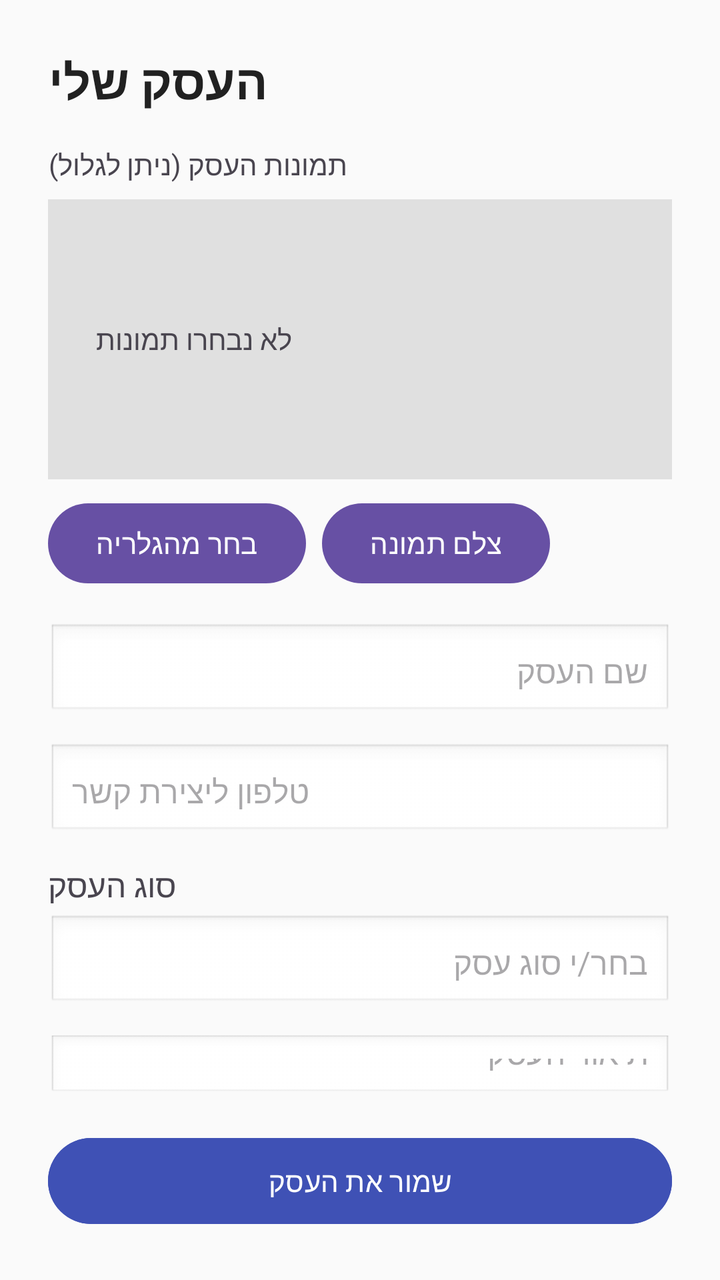
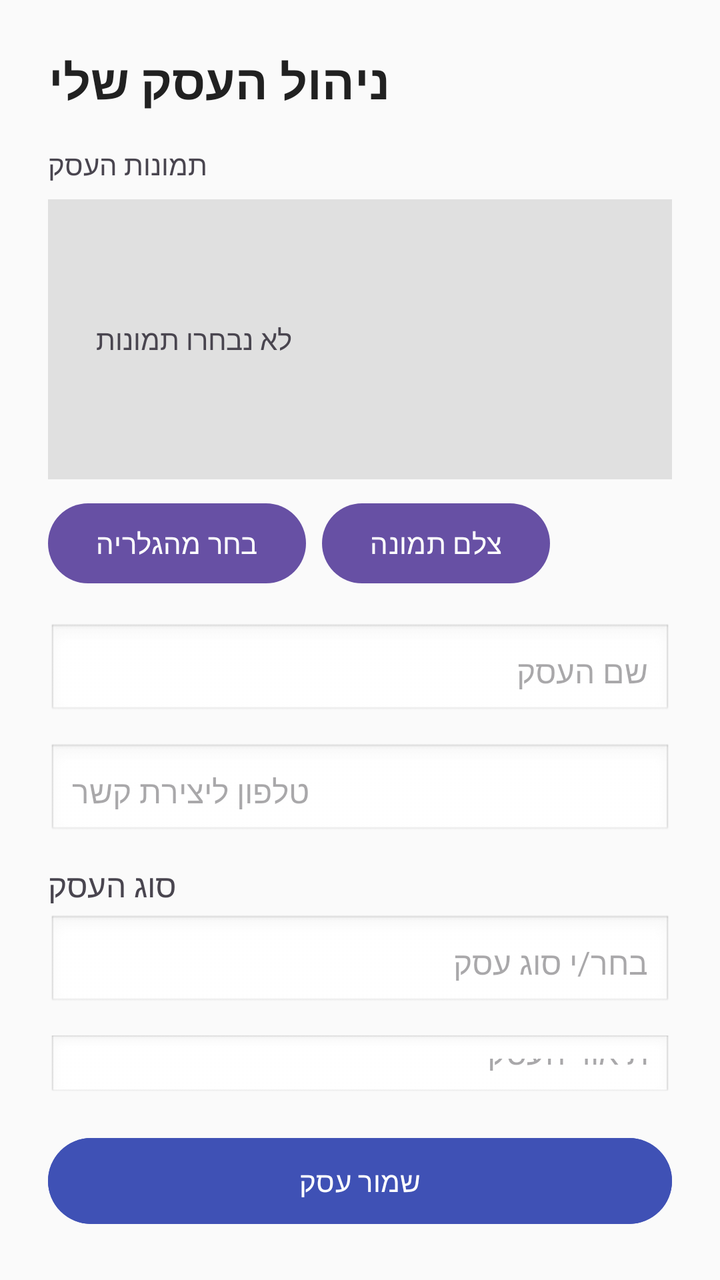

An Android layout rendered at two revisions. The XML below is the earlier revision; the diff shows what the commit changed to produce the second picture.
<!-- AndroidManifest.xml: application theme Theme.MyApplication -->
<!-- res/layout/activity_my_business_main.xml -->
<?xml version="1.0" encoding="utf-8"?>
<androidx.constraintlayout.widget.ConstraintLayout
    xmlns:android="http://schemas.android.com/apk/res/android"
    xmlns:app="http://schemas.android.com/apk/res-auto"
    xmlns:tools="http://schemas.android.com/tools"
    android:id="@+id/business_main_root"
    android:layout_width="match_parent"
    android:layout_height="match_parent"
    android:padding="24dp"
    android:background="#FAFAFA"
    tools:context=".MyBusinessMainActivity">

    <TextView
        android:id="@+id/tVTitle"
        android:layout_width="wrap_content"
        android:layout_height="wrap_content"
        android:text="העסק שלי"
        android:textSize="24sp"
        android:textStyle="bold"
        android:textColor="#212121"
        app:layout_constraintTop_toTopOf="parent"
        app:layout_constraintStart_toStartOf="parent" />

    <TextView
        android:id="@+id/tvPhotosLabel"
        android:layout_width="wrap_content"
        android:layout_height="wrap_content"
        android:text="תמונות העסק (ניתן לגלול)"
        android:textSize="14sp"
        android:layout_marginTop="16dp"
        app:layout_constraintTop_toBottomOf="@id/tVTitle"
        app:layout_constraintStart_toStartOf="parent"/>

    
    <HorizontalScrollView
        android:id="@+id/hsvImages"
        android:layout_width="0dp"
        android:layout_height="140dp"
        android:layout_marginTop="8dp"
        android:background="#E0E0E0"
        app:layout_constraintTop_toBottomOf="@id/tvPhotosLabel"
        app:layout_constraintStart_toStartOf="parent"
        app:layout_constraintEnd_toEndOf="parent">

        <LinearLayout
            android:id="@+id/previewContainer"
            android:layout_width="wrap_content"
            android:layout_height="match_parent"
            android:orientation="horizontal"
            android:gravity="center_vertical"
            android:padding="8dp">

            
            <TextView
                android:id="@+id/tvNoImages"
                android:layout_width="wrap_content"
                android:layout_height="wrap_content"
                android:text="לא נבחרו תמונות"
                android:layout_margin="16dp"/>

        </LinearLayout>
    </HorizontalScrollView>

    <Button
        android:id="@+id/btnChooseImage"
        android:layout_width="wrap_content"
        android:layout_height="wrap_content"
        android:text="בחר מהגלריה"
        android:layout_marginTop="8dp"
        app:layout_constraintTop_toBottomOf="@id/hsvImages"
        app:layout_constraintStart_toStartOf="parent" />

    <Button
        android:id="@+id/btnTakePhoto"
        android:layout_width="wrap_content"
        android:layout_height="wrap_content"
        android:layout_marginStart="8dp"
        android:layout_marginTop="8dp"
        android:text="צלם תמונה"
        app:layout_constraintStart_toEndOf="@+id/btnChooseImage"
        app:layout_constraintTop_toBottomOf="@+id/hsvImages" />

    <EditText
        android:id="@+id/eTBusinessName"
        android:layout_width="0dp"
        android:layout_height="wrap_content"
        android:layout_marginTop="16dp"
        android:hint="שם העסק"
        android:padding="12dp"
        android:background="@android:drawable/edit_text"
        android:textSize="16sp"
        app:layout_constraintTop_toBottomOf="@id/btnChooseImage"
        app:layout_constraintStart_toStartOf="parent"
        app:layout_constraintEnd_toEndOf="parent" />

    <EditText
        android:id="@+id/eTBusinessPhone"
        android:layout_width="0dp"
        android:layout_height="wrap_content"
        android:layout_marginTop="12dp"
        android:hint="טלפון ליצירת קשר"
        android:inputType="phone"
        android:padding="12dp"
        android:background="@android:drawable/edit_text"
        android:textSize="16sp"
        app:layout_constraintTop_toBottomOf="@id/eTBusinessName"
        app:layout_constraintStart_toStartOf="parent"
        app:layout_constraintEnd_toEndOf="parent" />

    <TextView
        android:id="@+id/tVBusinessTypeLabel"
        android:layout_width="wrap_content"
        android:layout_height="wrap_content"
        android:text="סוג העסק"
        android:layout_marginTop="12dp"
        android:textSize="16sp"
        app:layout_constraintTop_toBottomOf="@id/eTBusinessPhone"
        app:layout_constraintStart_toStartOf="parent" />

    <AutoCompleteTextView
        android:id="@+id/autoBusinessType"
        android:layout_width="0dp"
        android:layout_height="wrap_content"
        android:layout_marginTop="4dp"
        android:hint="בחר/י סוג עסק"
        android:inputType="text"
        android:padding="12dp"
        android:background="@android:drawable/edit_text"
        android:textSize="16sp"
        app:layout_constraintTop_toBottomOf="@id/tVBusinessTypeLabel"
        app:layout_constraintStart_toStartOf="parent"
        app:layout_constraintEnd_toEndOf="parent" />

    <EditText
        android:id="@+id/eTBusinessDescription"
        android:layout_width="0dp"
        android:layout_height="0dp"
        android:hint="תיאור העסק"
        android:inputType="textMultiLine"
        android:gravity="top|start"
        android:minLines="4"
        android:padding="12dp"
        android:background="@android:drawable/edit_text"
        android:textSize="16sp"
        android:layout_marginTop="12dp"
        android:layout_marginBottom="16dp"
        app:layout_constraintTop_toBottomOf="@id/autoBusinessType"
        app:layout_constraintStart_toStartOf="parent"
        app:layout_constraintEnd_toEndOf="parent"
        app:layout_constraintBottom_toTopOf="@id/btnSaveBusiness" />

    <Button
        android:id="@+id/btnSaveBusiness"
        android:layout_width="0dp"
        android:layout_height="wrap_content"
        android:text="שמור את העסק"
        android:backgroundTint="#3F51B5"
        android:textColor="#FFFFFF"
        android:padding="12dp"
        app:layout_constraintBottom_toBottomOf="parent"
        app:layout_constraintStart_toStartOf="parent"
        app:layout_constraintEnd_toEndOf="parent" />

</androidx.constraintlayout.widget.ConstraintLayout>
<!-- resources referenced by this layout -->
<resources>
  <style name="Theme.MyApplication" parent="Base.Theme.MyApplication" />
  <style name="Base.Theme.MyApplication" parent="Theme.Material3.DayNight.NoActionBar">
      </style>
</resources>

<!-- the commit's change to res/layout/activity_my_business_main.xml (unified diff, before → after) -->
@@ -14,7 +14,7 @@
         android:id="@+id/tVTitle"
         android:layout_width="wrap_content"
         android:layout_height="wrap_content"
-        android:text="העסק שלי"
+        android:text="ניהול העסק שלי"
         android:textSize="24sp"
         android:textStyle="bold"
         android:textColor="#212121"
@@ -25,13 +25,12 @@
         android:id="@+id/tvPhotosLabel"
         android:layout_width="wrap_content"
         android:layout_height="wrap_content"
-        android:text="תמונות העסק (ניתן לגלול)"
+        android:text="תמונות העסק"
         android:textSize="14sp"
         android:layout_marginTop="16dp"
         app:layout_constraintTop_toBottomOf="@id/tVTitle"
         app:layout_constraintStart_toStartOf="parent"/>
 
-    
     <HorizontalScrollView
         android:id="@+id/hsvImages"
         android:layout_width="0dp"
@@ -50,14 +49,12 @@
             android:gravity="center_vertical"
             android:padding="8dp">
 
-            
             <TextView
                 android:id="@+id/tvNoImages"
                 android:layout_width="wrap_content"
                 android:layout_height="wrap_content"
                 android:text="לא נבחרו תמונות"
                 android:layout_margin="16dp"/>
-
         </LinearLayout>
     </HorizontalScrollView>
 
@@ -147,18 +144,41 @@
         app:layout_constraintTop_toBottomOf="@id/autoBusinessType"
         app:layout_constraintStart_toStartOf="parent"
         app:layout_constraintEnd_toEndOf="parent"
-        app:layout_constraintBottom_toTopOf="@id/btnSaveBusiness" />
+        app:layout_constraintBottom_toTopOf="@id/buttonsContainer" />
 
-    <Button
-        android:id="@+id/btnSaveBusiness"
+    
+    <LinearLayout
+        android:id="@+id/buttonsContainer"
         android:layout_width="0dp"
         android:layout_height="wrap_content"
-        android:text="שמור את העסק"
-        android:backgroundTint="#3F51B5"
-        android:textColor="#FFFFFF"
-        android:padding="12dp"
+        android:orientation="horizontal"
         app:layout_constraintBottom_toBottomOf="parent"
         app:layout_constraintStart_toStartOf="parent"
-        app:layout_constraintEnd_toEndOf="parent" />
+        app:layout_constraintEnd_toEndOf="parent">
+
+        <Button
+            android:id="@+id/btnDeleteBusiness"
+            android:layout_width="0dp"
+            android:layout_height="wrap_content"
+            android:layout_weight="1"
+            android:text="מחק עסק"
+            android:backgroundTint="#D32F2F"
+            android:textColor="#FFFFFF"
+            android:padding="12dp"
+            android:visibility="gone"
+            android:layout_marginEnd="8dp"/>
+        
+
+        <Button
+            android:id="@+id/btnSaveBusiness"
+            android:layout_width="0dp"
+            android:layout_height="wrap_content"
+            android:layout_weight="2"
+            android:text="שמור עסק"
+            android:backgroundTint="#3F51B5"
+            android:textColor="#FFFFFF"
+            android:padding="12dp" />
+
+    </LinearLayout>
 
 </androidx.constraintlayout.widget.ConstraintLayout>
